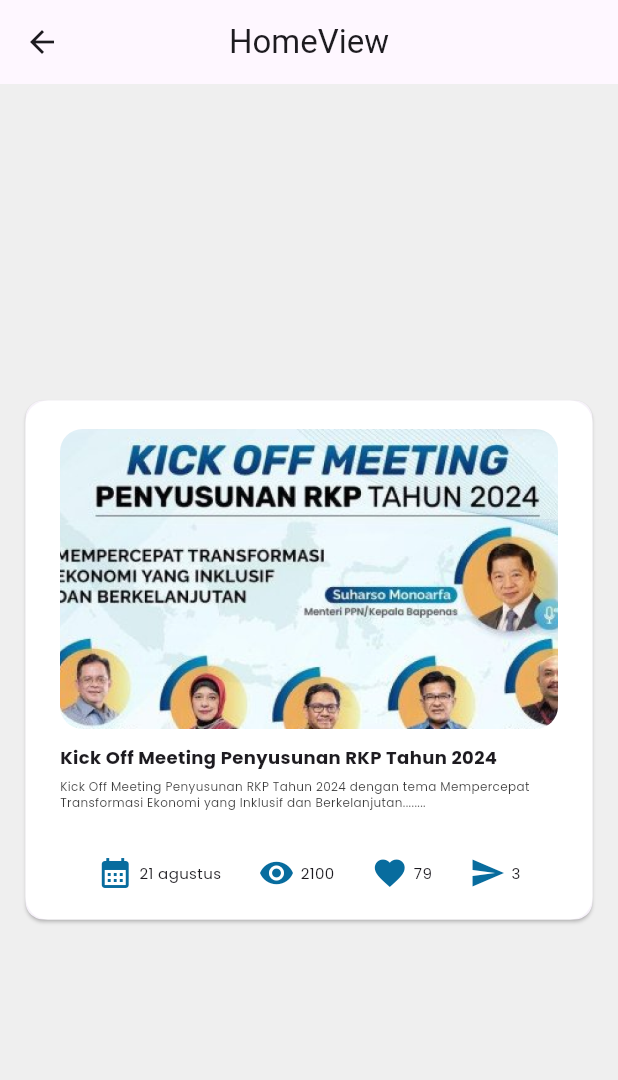
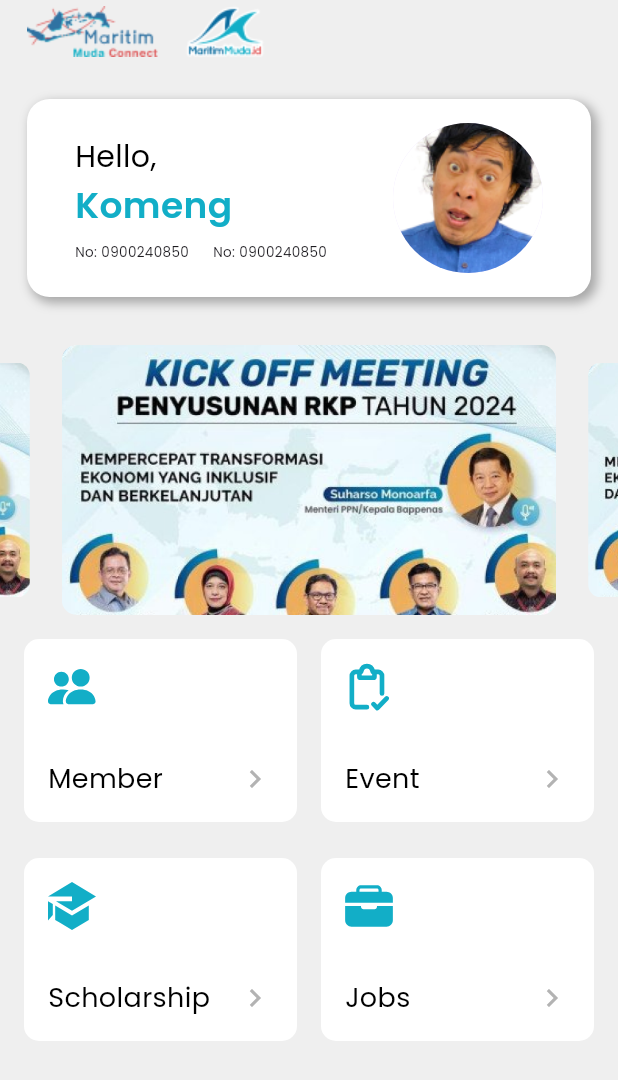
Before and after one commit to hafizzibrahim/IPA-Test, a Flutter app: the HomeView screen opened by its route, on a phone screen of 412 x 824 dp. Shown: the top 1080 px of the screen. Run offline on Flutter 3.47's test engine with Material 3 defaults, Android fonts, the phone set to English and light mode, and no system bars; drawn by our look-alikes of carousel_slider; our stand-ins replace animated_bottom_navigation_bar, flutter_svg, get, google_fonts, shared_preferences; accounts and stored records are empty.

Commit message:
update home page

```diff
--- a/lib/app/modules/home/views/home_view.dart
+++ b/lib/app/modules/home/views/home_view.dart
@@ -1,6 +1,10 @@
+import 'package:carousel_slider/carousel_slider.dart';
 import 'package:flutter/material.dart';
+
 import 'package:get/get.dart';
-import '../../widget/program_card.dart';
+import 'package:maritimmuda_connect/app/modules/home/widget/home_card.dart';
+import 'package:maritimmuda_connect/app/modules/login/views/login_view.dart';
+
 import '../controllers/home_controller.dart';
 import 'package:maritimmuda_connect/themes.dart';
 
@@ -8,25 +12,166 @@ class HomeView extends GetView<HomeController> {
   const HomeView({super.key});
   @override
   Widget build(BuildContext context) {
+    List<String> listImage = [
+      "assets/images/eventimage.png",
+      "assets/images/eventimage.png",
+      "assets/images/eventimage.png",
+      "assets/images/eventimage.png",
+    ];
+
     return Scaffold(
       backgroundColor: neutral02Color,
-      appBar: AppBar(
-        title: const Text('HomeView'),
-        centerTitle: true,
-      ),
-      body: const Center(
-        child: Column(
-          mainAxisAlignment: MainAxisAlignment.center,
-          children: [
-            ProgramCard(
-              image: "assets/images/eventimage.png",
-              date: "21 agustus",
-              textTitle: "Kick Off Meeting Penyusunan RKP Tahun 2024",
-              textSubTitle:
-                  "Kick Off Meeting Penyusunan RKP Tahun 2024 dengan tema Mempercepat Transformasi Ekonomi yang Inklusif dan Berkelanjutan........",
+      body: ListView(
+        children: [
+          Padding(
+            padding: const EdgeInsets.symmetric(horizontal: 18),
+            child: Column(
+              children: [
+                Row(
+                  children: [
+                    Image.asset("assets/images/logo_maritim_muda_connect.png"),
+                    SizedBox(
+                      width: 16,
+                    ),
+                    Image.asset("assets/images/logo_maritim.png"),
+                  ],
+                ),
+                SizedBox(
+                  height: 24,
+                ),
+                Container(
+                  padding: EdgeInsets.symmetric(horizontal: 32, vertical: 16),
+                  decoration: BoxDecoration(
+                    color: neutral01Color,
+                    borderRadius: BorderRadius.circular(15),
+                    boxShadow: [
+                      BoxShadow(
+                        color: neutral04Color.withOpacity(0.3), // Warna shadow
+                        spreadRadius: 1, // Penyebaran shadow
+                        blurRadius: 5, // Tingkat blur shadow
+                        offset: Offset(3, 3), // Arah dan jarak shadow (x, y)
+                      ),
+                    ],
+                  ),
+                  child: Row(
+                    mainAxisAlignment: MainAxisAlignment.spaceBetween,
+                    children: [
+                      Column(
+                        crossAxisAlignment: CrossAxisAlignment.start,
+                        children: [
+                          Text(
+                            "Hello,",
+                            style: regulerText16.copyWith(
+                                color: neutral04Color, fontSize: 20),
+                          ),
+                          Text(
+                            "Komeng",
+                            style: semiBoldText24.copyWith(
+                                color: primaryBlueColor),
+                          ),
+                          SizedBox(
+                            height: 8,
+                          ),
+                          Row(
+                            children: [
+                              Text(
+                                "No: 0900240850",
+                                style: regulerText10.copyWith(fontSize: 9),
+                              ),
+                              SizedBox(
+                                width: 16,
+                              ),
+                              Text(
+                                "No: 0900240850",
+                                style: regulerText10.copyWith(fontSize: 9),
+                              ),
+                            ],
+                          ),
+                        ],
+                      ),
+                      CircleAvatar(
+                        radius: 50, // Ukuran lingkaran
+                        backgroundImage:
+                            AssetImage("assets/images/profile.png"),
+                      ),
+                    ],
+                  ),
+                ),
+              ],
             ),
-          ],
-        ),
+          ),
+          SizedBox(
+            height: 32,
+          ),
+          Container(
+            child: CarouselSlider(
+              options: CarouselOptions(
+                height: 180,
+                autoPlay: true, // Otomatis bergeser
+                enlargeCenterPage: true, // Gambar di tengah diperbesar
+              ),
+              items: listImage.map((item) {
+                return Container(
+                  child: ClipRRect(
+                    borderRadius: BorderRadius.all(Radius.circular(10.0)),
+                    child: Image.asset(
+                      item, // Mengambil path dari listImage
+                      fit: BoxFit.cover,
+                    ),
+                  ),
+                );
+              }).toList(),
+            ),
+          ),
+          SizedBox(
+            height: 16,
+          ),
+          Center(
+            child: Wrap(
+              spacing: 16, // Jarak horizontal antar card
+              runSpacing: 24, // Jarak vertikal antar card
+              alignment: WrapAlignment.start,
+              children: [
+                SizedBox(
+                  width: (MediaQuery.of(context).size.width / 2) -
+                      24, // Lebar HomeCard
+                  child: HomeCard(
+                    icon: 'assets/icons/member_icon.svg',
+                    title: 'Member',
+                    onTap: () {},
+                  ),
+                ),
+                SizedBox(
+                  width: (MediaQuery.of(context).size.width / 2) -
+                      24, // Lebar HomeCard
+                  child: HomeCard(
+                    icon: 'assets/icons/event_icon.svg',
+                    title: 'Event',
+                    onTap: () {},
+                  ),
+                ),
+                SizedBox(
+                  width: (MediaQuery.of(context).size.width / 2) -
+                      24, // Lebar HomeCard
+                  child: HomeCard(
+                    icon: 'assets/icons/scholarship_icon.svg',
+                    title: 'Scholarship',
+                    onTap: () {},
+                  ),
+                ),
+                SizedBox(
+                  width: (MediaQuery.of(context).size.width / 2) -
+                      24, // Lebar HomeCard
+                  child: HomeCard(
+                    icon: 'assets/icons/job_icon.svg',
+                    title: 'Jobs',
+                    onTap: () {},
+                  ),
+                ),
+              ],
+            ),
+          ),
+        ],
       ),
     );
   }
```
